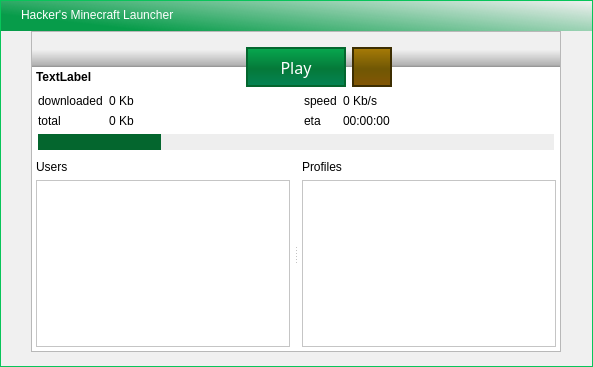
Old version of the form ui/HackersMCLauncher.ui in the repository Alex2772/hackers-mc-launcher.
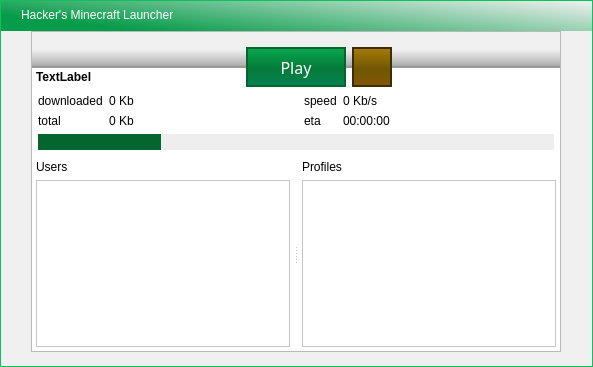
New version of the form. Icons and pictures are not drawn.

Patch:
```diff
--- a/ui/HackersMCLauncher.ui
+++ b/ui/HackersMCLauncher.ui
@@ -432,9 +432,10 @@
              </size>
             </property>
             <property name="styleSheet">
-             <string notr="true">#topPane {
-background:qlineargradient(spread:pad, x1:1, y1:0, x2:1, y2:1, stop:0.0927342 rgba(0, 0, 0, 0), stop:0.454262 rgba(0, 0, 0, 67), stop:0.492063 rgba(0, 0, 0, 96), stop:0.493122 rgba(90, 90, 90, 255), stop:0.500529 rgba(95, 95, 95, 255), stop:0.501587 rgba(255, 255, 255, 255), stop:1 rgba(255, 255, 255, 255))
-}</string>
+             <string notr="true">
+               #topPane {
+               background:qlineargradient(spread:pad, x1:1, y1:0, x2:1, y2:1, stop:0.0927342 rgba(0, 0, 0, 0), stop:0.454262 rgba(0, 0, 0, 67), stop:0.492063 rgba(0, 0, 0, 96), stop:0.493122 rgba(90, 90, 90, 255), stop:0.500529 rgba(30, 30, 30, 255), stop:0.521587 rgba(255, 255, 255, 255), stop:1 rgba(255, 255, 255, 255))
+               }</string>
             </property>
             <layout class="QHBoxLayout" name="horizontalLayout_3">
              <property name="leftMargin">
```
